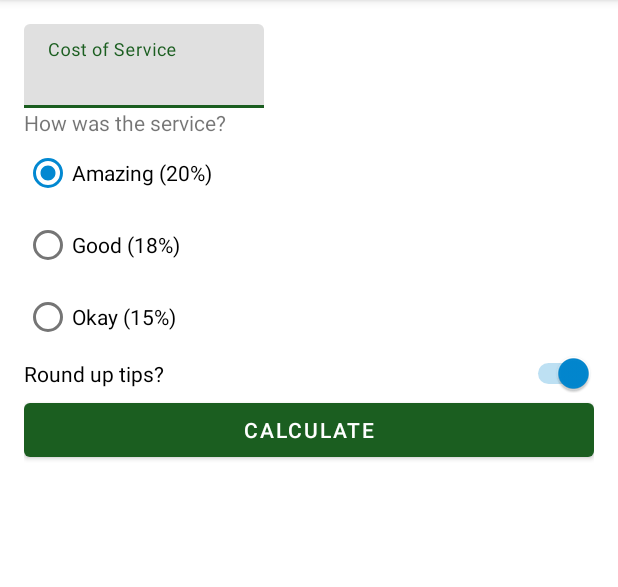
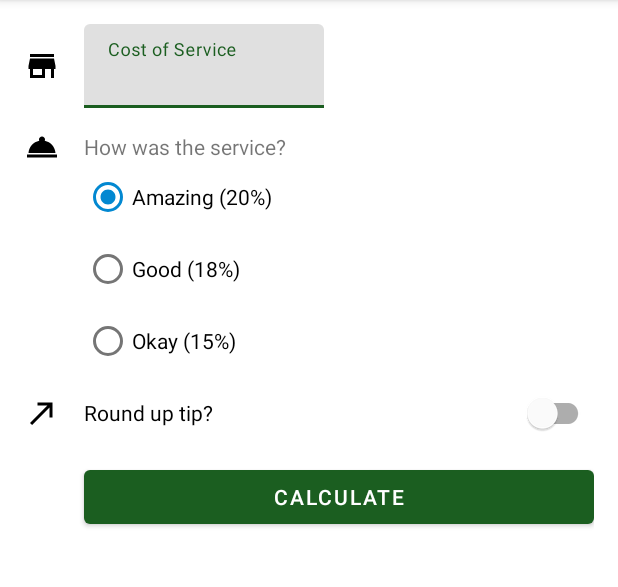
Before and after one commit to jackromeo0891111/AndroidStudio_Kotlin_TipTime, an Android app: the screen it shows after launch (MainActivity), on a phone screen of 412 x 824 dp, the part 84-671 px from its top. Run offline under Robolectric (Android 15) with nearby library versions, the phone set to English and light mode, and no system bars.

Commit message:
implementing material design

```diff
--- a/app/build.gradle
+++ b/app/build.gradle
@@ -13,6 +13,7 @@ android {
         targetSdk 33
         versionCode 1
         versionName "1.0"
+        vectorDrawables.useSupportLibrary = true
 
         testInstrumentationRunner "androidx.test.runner.AndroidJUnitRunner"
     }
--- /dev/null
+++ b/app/src/main/res/drawable/ic_round_up.xml
@@ -0,0 +1,5 @@
+<vector android:autoMirrored="true" android:height="24dp"
+    android:tint="#000000" android:viewportHeight="24"
+    android:viewportWidth="24" android:width="24dp" xmlns:android="http://schemas.android.com/apk/res/android">
+    <path android:fillColor="@android:color/white" android:pathData="M9,5v2h6.59L4,18.59 5.41,20 17,8.41V15h2V5z"/>
+</vector>
--- /dev/null
+++ b/app/src/main/res/drawable/ic_service.xml
@@ -0,0 +1,5 @@
+<vector android:height="24dp" android:tint="#000000"
+    android:viewportHeight="24" android:viewportWidth="24"
+    android:width="24dp" xmlns:android="http://schemas.android.com/apk/res/android">
+    <path android:fillColor="@android:color/white" android:pathData="M2,17h20v2L2,19zM13.84,7.79c0.1,-0.24 0.16,-0.51 0.16,-0.79 0,-1.1 -0.9,-2 -2,-2s-2,0.9 -2,2c0,0.28 0.06,0.55 0.16,0.79C6.25,8.6 3.27,11.93 3,16h18c-0.27,-4.07 -3.25,-7.4 -7.16,-8.21z"/>
+</vector>
--- /dev/null
+++ b/app/src/main/res/drawable/ic_store.xml
@@ -0,0 +1,5 @@
+<vector android:height="24dp" android:tint="#000000"
+    android:viewportHeight="24" android:viewportWidth="24"
+    android:width="24dp" xmlns:android="http://schemas.android.com/apk/res/android">
+    <path android:fillColor="@android:color/white" android:pathData="M20,4L4,4v2h16L20,4zM21,14v-2l-1,-5L4,7l-1,5v2h1v6h10v-6h4v6h2v-6h1zM12,18L6,18v-4h6v4z"/>
+</vector>
--- a/app/src/main/res/layout/activity_main.xml
+++ b/app/src/main/res/layout/activity_main.xml
@@ -7,12 +7,23 @@
     android:padding="16dp"
     tools:context=".MainActivity">
 
+    <ImageView
+        android:id="@+id/icon_cost_of_service"
+        android:layout_width="wrap_content"
+        android:layout_height="wrap_content"
+        android:importantForAccessibility="no"
+        app:srcCompat="@drawable/ic_store"
+        app:layout_constraintTop_toTopOf="@id/cost_of_service"
+        app:layout_constraintBottom_toBottomOf="@id/cost_of_service"
+        app:layout_constraintStart_toStartOf="parent"/>
+
     <com.google.android.material.textfield.TextInputLayout
         android:id="@+id/cost_of_service"
         android:layout_width="160dp"
         android:layout_height="wrap_content"
         android:hint="@string/cost_of_service"
-        app:layout_constraintStart_toStartOf="parent"
+        android:layout_marginStart="16dp"
+        app:layout_constraintStart_toEndOf="@id/icon_cost_of_service"
         app:layout_constraintTop_toTopOf="parent">
 
         <com.google.android.material.textfield.TextInputEditText
@@ -24,12 +35,22 @@
 
     </com.google.android.material.textfield.TextInputLayout>
 
+    <ImageView
+        android:layout_width="wrap_content"
+        android:layout_height="wrap_content"
+        android:importantForAccessibility="no"
+        app:srcCompat="@drawable/ic_service"
+        app:layout_constraintTop_toTopOf="@id/service_question"
+        app:layout_constraintBottom_toBottomOf="@id/service_question"
+        app:layout_constraintStart_toStartOf="parent"/>
+
     <TextView
         android:id="@+id/service_question"
         android:layout_width="wrap_content"
         android:layout_height="wrap_content"
         android:text="@string/how_was_the_service"
-        app:layout_constraintStart_toStartOf="parent"
+        android:layout_marginTop="16dp"
+        app:layout_constraintStart_toStartOf="@id/cost_of_service"
         app:layout_constraintTop_toBottomOf="@id/cost_of_service" />
 
     <RadioGroup
@@ -38,7 +59,7 @@
         android:layout_height="wrap_content"
         android:checkedButton="@id/option_twenty_percent"
         android:orientation="vertical"
-        app:layout_constraintStart_toStartOf="parent"
+        app:layout_constraintStart_toStartOf="@id/cost_of_service"
         app:layout_constraintTop_toBottomOf="@id/service_question">
 
         <RadioButton
@@ -60,23 +81,35 @@
             android:text="@string/okay_15" />
     </RadioGroup>
 
-    <Switch
+    <ImageView
+        android:id="@+id/ic_roundUp"
+        android:layout_width="wrap_content"
+        android:layout_height="wrap_content"
+        android:importantForAccessibility="no"
+        app:srcCompat="@drawable/ic_round_up"
+        app:layout_constraintTop_toTopOf="@id/round_up_switch"
+        app:layout_constraintBottom_toBottomOf="@id/round_up_switch"
+        app:layout_constraintStart_toStartOf="parent"/>
+
+
+    <com.google.android.material.switchmaterial.SwitchMaterial
         android:id="@+id/round_up_switch"
+        android:text="Round up tip?"
         android:layout_width="0dp"
         android:layout_height="wrap_content"
-        android:checked="true"
-        android:text="@string/round_up_tips"
-        app:layout_constraintEnd_toEndOf="parent"
-        app:layout_constraintStart_toStartOf="@id/tip_options"
-        app:layout_constraintTop_toBottomOf="@id/tip_options" />
+        android:layout_marginStart="16dp"
+        app:layout_constraintTop_toBottomOf="@id/tip_options"
+        app:layout_constraintStart_toEndOf="@id/ic_roundUp"
+        app:layout_constraintEnd_toEndOf="parent"/>
 
     <Button
         android:id="@+id/calculate_tip_button"
         android:layout_width="0dp"
         android:layout_height="wrap_content"
         android:text="@string/calculate"
+        android:layout_marginTop="8dp"
         app:layout_constraintEnd_toEndOf="parent"
-        app:layout_constraintStart_toStartOf="parent"
+        app:layout_constraintStart_toStartOf="@id/round_up_switch"
         app:layout_constraintTop_toBottomOf="@id/round_up_switch" />
 
     <TextView
@@ -84,6 +117,7 @@
         android:layout_width="wrap_content"
         android:layout_height="wrap_content"
         tools:text="Tip Amount: $10"
+        android:layout_marginTop="8dp"
         app:layout_constraintEnd_toEndOf="parent"
         app:layout_constraintTop_toBottomOf="@id/calculate_tip_button" />
 
```
